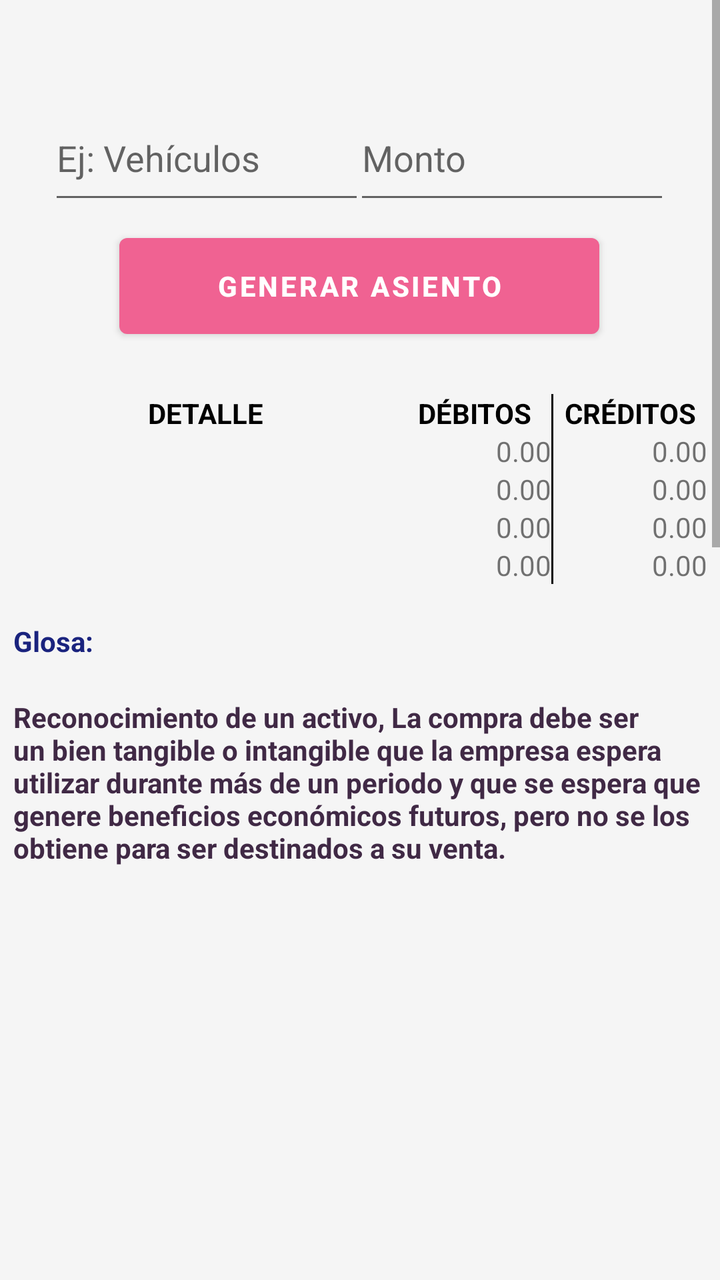
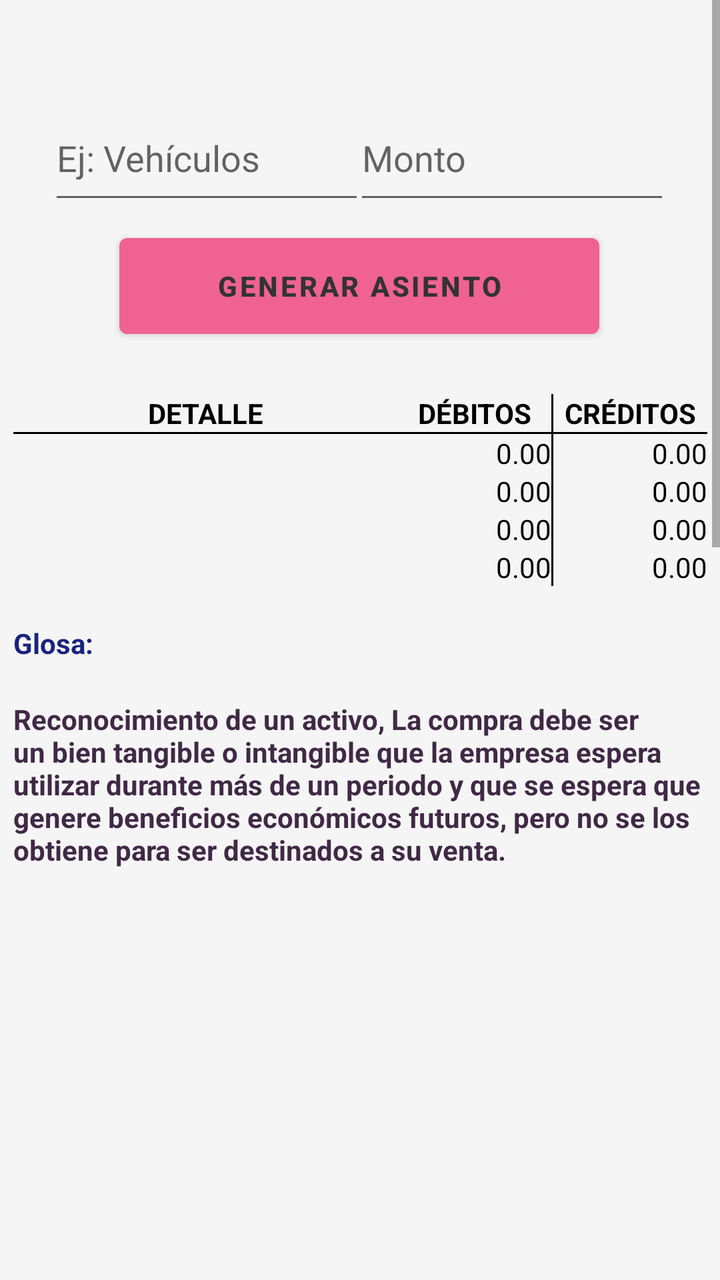

The first picture is an Android layout as it rendered before a commit; the second is the same layout after the commit. The layout source and the unified diff follow.
<!-- AndroidManifest.xml: application theme Theme.ContabilidadBasicaBolivia -->
<!-- res/layout/activity_compra_activos.xml -->
<?xml version="1.0" encoding="utf-8"?>
<ScrollView
    xmlns:android="http://schemas.android.com/apk/res/android"
    xmlns:app="http://schemas.android.com/apk/res-auto"
    xmlns:tools="http://schemas.android.com/tools"
    android:layout_width="match_parent"
    android:layout_height="match_parent"
    android:background="#F5F5F5"
    tools:context="com.datos.contabilidadbasicabolivia.compra_Activos">

    <androidx.constraintlayout.widget.ConstraintLayout
        android:layout_width="match_parent"
        android:layout_height="wrap_content">

        <EditText
            android:id="@+id/editTextTexto"
            android:layout_width="158dp"
            android:layout_height="59dp"
            android:layout_marginTop="48dp"
            android:ems="10"
            android:hint="Ej: Vehículos"
            android:inputType="text"
            android:textColor="@color/black"
            app:layout_constraintEnd_toEndOf="parent"
            app:layout_constraintHorizontal_bias="0.121"
            app:layout_constraintStart_toStartOf="parent"
            app:layout_constraintTop_toTopOf="parent" />

        <EditText
            android:id="@+id/editTextNumber1"
            android:layout_width="158dp"
            android:layout_height="59dp"
            android:layout_marginTop="48dp"
            android:ems="10"
            android:hint="Monto"
            android:inputType="text"
            android:textColor="@color/black"
            app:layout_constraintBottom_toTopOf="@+id/button"
            app:layout_constraintEnd_toEndOf="parent"
            app:layout_constraintHorizontal_bias="0.877"
            app:layout_constraintStart_toStartOf="parent"
            app:layout_constraintTop_toTopOf="parent"
            app:layout_constraintVertical_bias="0.0" />

        <Button
            android:id="@+id/button"
            android:layout_width="240dp"
            android:layout_height="60dp"
            android:layout_marginTop="6dp"
            android:onClick="Generar"
            android:text="Generar Asiento"
            android:textStyle="bold"
            android:textColor="#ffffff"
            android:theme="@style/button"
            app:layout_constraintEnd_toEndOf="parent"
            app:layout_constraintHorizontal_bias="0.497"
            app:layout_constraintStart_toStartOf="parent"
            app:layout_constraintTop_toBottomOf="@+id/editTextTexto" />

        <TableLayout
            android:layout_width="347dp"
            android:layout_height="1300dp"
            android:layout_marginTop="24dp"
            app:layout_constraintBottom_toBottomOf="parent"
            app:layout_constraintEnd_toEndOf="parent"
            app:layout_constraintStart_toStartOf="parent"
            app:layout_constraintTop_toBottomOf="@+id/button"
            app:layout_constraintVertical_bias="0.0">
            <TableRow
                android:layout_width="match_parent"
                android:layout_height="wrap_content">

                <TextView
                    android:id="@+id/textView1"
                    android:layout_width="0dp"
                    android:layout_height="wrap_content"
                    android:layout_weight="2.5"
                    android:gravity="center"
                    android:text="DETALLE"
                    android:textColor="#000000"
                    android:textStyle="bold" />

                <TextView
                    android:id="@+id/textView2"
                    android:layout_width="0dp"
                    android:layout_height="wrap_content"
                    android:layout_weight="1"
                    android:gravity="center"
                    android:textColor="#000000"
                    android:text="DÉBITOS"
                    android:textStyle="bold" />


                <View
                    android:layout_width="1dp"
                    android:layout_height="match_parent"
                    android:background="#000000" />

                <TextView
                    android:id="@+id/textView3"
                    android:layout_width="0dp"
                    android:layout_height="wrap_content"
                    android:layout_weight="1"
                    android:gravity="center"
                    android:textColor="#000000"
                    android:text="CRÉDITOS"
                    android:textStyle="bold" />
            </TableRow>

            <TableRow
                android:layout_width="match_parent"
                android:layout_height="wrap_content">


                <TextView
                    android:id="@+id/espacioletras1"
                    android:layout_width="0dp"
                    android:layout_height="wrap_content"
                    android:layout_weight="2.5"
                    android:fontFamily="@font/sriracha"
                    android:text="" />

                <TextView
                    android:id="@+id/espacio_01"
                    android:layout_width="0dp"
                    android:layout_height="wrap_content"
                    android:layout_weight="1"
                    android:gravity="right"
                    android:text="0.00" />

                <View
                    android:layout_width="1dp"
                    android:layout_height="match_parent"
                    android:background="#000000" />

                <TextView
                    android:id="@+id/espacio_02"
                    android:layout_width="0dp"
                    android:layout_height="wrap_content"
                    android:layout_weight="1"
                    android:gravity="right"
                    android:text="0.00" />
            </TableRow>

            <TableRow
                android:layout_width="match_parent"
                android:layout_height="wrap_content">

                <TextView
                    android:id="@+id/espacioliteral2"
                    android:layout_width="0dp"
                    android:fontFamily="@font/sriracha"
                    android:layout_height="wrap_content"
                    android:layout_weight="2.5"
                    android:text="" />

                <TextView
                    android:id="@+id/espacio_03"
                    android:layout_width="0dp"
                    android:layout_height="wrap_content"
                    android:layout_weight="1"
                    android:gravity="right"
                    android:text="0.00" />

                <View
                    android:layout_width="1dp"
                    android:layout_height="match_parent"
                    android:background="#000000" />

                <TextView
                    android:id="@+id/espacio_04"
                    android:layout_width="0dp"
                    android:layout_height="wrap_content"
                    android:layout_weight="1"
                    android:gravity="right"
                    android:text="0.00" />
            </TableRow>

            <TableRow
                android:layout_width="match_parent"
                android:layout_height="wrap_content">

                <TextView
                    android:id="@+id/espacioliteral3"
                    android:layout_width="0dp"
                    android:layout_height="wrap_content"
                    android:layout_weight="2.5"
                    android:fontFamily="@font/sriracha"
                    android:text="" />

                <TextView
                    android:id="@+id/espacio_05"
                    android:layout_width="0dp"
                    android:layout_height="wrap_content"
                    android:layout_weight="1"
                    android:gravity="right"
                    android:text="0.00" />

                <View
                    android:layout_width="1dp"
                    android:layout_height="match_parent"
                    android:background="#000000" />

                <TextView
                    android:id="@+id/espacio_06"
                    android:layout_width="0dp"
                    android:layout_height="wrap_content"
                    android:layout_weight="1"
                    android:gravity="right"
                    android:text="0.00" />
            </TableRow>

            <TableRow
                android:layout_width="match_parent"
                android:layout_height="wrap_content">

                <TextView
                    android:id="@+id/textView32"
                    android:layout_width="0dp"
                    android:layout_height="wrap_content"
                    android:layout_weight="2.5"
                    android:fontFamily="@font/sriracha"
                    android:text="" />

                <TextView
                    android:id="@+id/espacio_07"
                    android:layout_width="0dp"
                    android:layout_height="wrap_content"
                    android:layout_weight="1"
                    android:gravity="right"
                    android:text="0.00" />

                <View
                    android:layout_width="1dp"
                    android:layout_height="match_parent"
                    android:background="#000000" />

                <TextView
                    android:id="@+id/espacio_08"
                    android:layout_width="0dp"
                    android:layout_height="wrap_content"
                    android:layout_weight="1"
                    android:gravity="right"
                    android:text="0.00" />
            </TableRow>

            <TableRow
                android:layout_width="match_parent"
                android:layout_height="wrap_content">

                <TextView
                    android:id="@+id/glosanull"
                    android:layout_width="0dp"
                    android:layout_height="wrap_content"
                    android:layout_weight="2.5"
                    android:textStyle="bold" />
            </TableRow>

            <TableRow
                android:id="@+id/tableRow"
                android:layout_width="match_parent"
                android:layout_height="wrap_content">

                <TextView
                    android:id="@+id/glosa_01"
                    android:layout_width="0dp"
                    android:layout_height="wrap_content"
                    android:layout_weight="2.5"
                    android:maxLines="11"
                    android:text="Glosa:"
                    android:textColor="#1A237E"
                    android:textStyle="bold" />
            </TableRow>

            <TableRow
                android:layout_width="match_parent"
                android:layout_height="wrap_content">

                <TextView
                    android:id="@+id/glosanull2"
                    android:layout_width="0dp"
                    android:layout_height="wrap_content"
                    android:layout_weight="2.5"
                    android:textStyle="bold" />
            </TableRow>

            <TableRow
                android:layout_width="match_parent"
                android:layout_height="wrap_content">

                <TextView
                    android:id="@+id/informacion"
                    android:layout_width="0dp"
                    android:layout_height="wrap_content"
                    android:layout_weight="2.5"
                    android:maxLines="11"
                    android:text="Reconocimiento de un activo, La compra debe ser un bien tangible o intangible que la empresa espera utilizar durante más de un periodo y que se espera que genere beneficios económicos futuros, pero no se los obtiene para ser destinados a su venta."
                    android:textColor="#402945"
                    android:textStyle="bold" />
            </TableRow>

            <TableRow
                android:layout_width="match_parent"
                android:layout_height="wrap_content">

                <TextView
                    android:id="@+id/notanull"
                    android:layout_width="0dp"
                    android:layout_height="wrap_content"
                    android:layout_weight="2.5"
                    android:textStyle="bold" />
            </TableRow>

            <TableRow
                android:layout_width="match_parent"
                android:layout_height="wrap_content">

                <TextView
                    android:id="@+id/nota1"
                    android:layout_width="0dp"
                    android:layout_height="wrap_content"
                    android:layout_weight="2.5"
                    android:maxLines="11"
                    android:textColor="#FF0000"
                    android:textStyle="bold" />
            </TableRow>

            <TableRow
                android:layout_width="match_parent"
                android:layout_height="wrap_content">

                <TextView
                    android:id="@+id/notanull1"
                    android:layout_width="0dp"
                    android:layout_height="wrap_content"
                    android:layout_weight="2.5"
                    android:textColor="#402945"
                    android:textStyle="bold" />
            </TableRow>

            <TableRow
                android:layout_width="match_parent"
                android:layout_height="wrap_content">

                <TextView
                    android:id="@+id/nota2"
                    android:layout_width="0dp"
                    android:layout_height="wrap_content"
                    android:layout_weight="2.5"
                    android:maxLines="11"
                    android:textColor="#402945"
                    android:textStyle="bold" />
            </TableRow>

            <TableRow
                android:layout_width="match_parent"
                android:layout_height="wrap_content">

                <TextView
                    android:id="@+id/nota3"
                    android:layout_width="0dp"
                    android:layout_height="wrap_content"
                    android:layout_weight="2.5"
                    android:maxLines="11"
                    android:textColor="#402945"
                    android:textStyle="bold" />
            </TableRow>

            <TableRow
                android:layout_width="match_parent"
                android:layout_height="wrap_content">

                <TextView
                    android:layout_width="0dp"
                    android:layout_height="wrap_content"
                    android:layout_weight="2.5"
                    android:maxLines="6"
                    android:textColor="#402945"
                    android:textStyle="bold" />
            </TableRow>

            <TableRow
                android:layout_width="match_parent"
                android:layout_height="wrap_content">

                <TextView
                    android:id="@+id/nota4"
                    android:layout_width="0dp"
                    android:layout_height="wrap_content"
                    android:layout_weight="2.5"
                    android:maxLines="6"
                    android:textColor="#402945"
                    android:textStyle="bold" />
            </TableRow>

            <TableRow
                android:layout_width="match_parent"
                android:layout_height="wrap_content">

                <TextView
                    android:layout_width="0dp"
                    android:layout_height="wrap_content"
                    android:layout_weight="2.5"
                    android:maxLines="11"
                    android:textColor="#402945"
                    android:textStyle="bold" />
            </TableRow>

            <TableRow
                android:layout_width="match_parent"
                android:layout_height="wrap_content">

                <TextView
                    android:id="@+id/nota5"
                    android:layout_width="0dp"
                    android:layout_height="wrap_content"
                    android:layout_weight="2.5"
                    android:maxLines="11"
                    android:textColor="#402945"
                    android:textStyle="bold" />
            </TableRow>

            <TableRow
                android:layout_width="match_parent"
                android:layout_height="wrap_content">

                <TextView
                    android:layout_width="0dp"
                    android:layout_height="wrap_content"
                    android:layout_weight="2.5"
                    android:maxLines="6"
                    android:textColor="#402945"
                    android:textStyle="bold" />
            </TableRow>

            <TableRow
                android:layout_width="match_parent"
                android:layout_height="wrap_content">

                <TextView
                    android:layout_width="0dp"
                    android:layout_height="wrap_content"
                    android:layout_weight="2.5"
                    android:maxLines="6"
                    android:textColor="#402945"
                    android:textStyle="bold" />
            </TableRow>

            <TableRow
                android:layout_width="match_parent"
                android:layout_height="wrap_content">

                <TextView
                    android:layout_width="0dp"
                    android:layout_height="wrap_content"
                    android:layout_weight="2.5"
                    android:maxLines="6"
                    android:textColor="#402945"
                    android:textStyle="bold" />
            </TableRow>

            <TableRow
                android:layout_width="match_parent"
                android:layout_height="wrap_content">

                <TextView
                    android:layout_width="0dp"
                    android:layout_height="wrap_content"
                    android:layout_weight="2.5"
                    android:maxLines="6"
                    android:textColor="#402945"
                    android:textStyle="bold" />
            </TableRow>

            <TableRow
                android:layout_width="match_parent"
                android:layout_height="wrap_content">

                <TextView
                    android:layout_width="0dp"
                    android:layout_height="wrap_content"
                    android:layout_weight="2.5"
                    android:maxLines="6"
                    android:textColor="#402945"
                    android:textStyle="bold" />
            </TableRow>

            <TableRow
                android:layout_width="match_parent"
                android:layout_height="wrap_content">

                <TextView
                    android:layout_width="0dp"
                    android:layout_height="wrap_content"
                    android:layout_weight="2.5"
                    android:maxLines="6"
                    android:textColor="#402945"
                    android:textStyle="bold" />
            </TableRow>

            <TableRow
                android:layout_width="match_parent"
                android:layout_height="wrap_content">

                <TextView
                    android:layout_width="0dp"
                    android:layout_height="wrap_content"
                    android:layout_weight="2.5"
                    android:maxLines="6"
                    android:textColor="#402945"
                    android:textStyle="bold" />
            </TableRow>


        </TableLayout>
    </androidx.constraintlayout.widget.ConstraintLayout>
</ScrollView>
<!-- resources referenced by this layout -->
<resources>
  <color name="black">#FF000000</color>
  <style name="button" parent="Theme.AppCompat.Light.NoActionBar">
          <item name="colorPrimary">@color/pink</item>
          <item name="colorPrimaryVariant">@color/lightGray</item>
          <item name="android:textColorPrimary">@color/navy</item>
          <item name="android:statusBarColor">@color/darkGreen</item>
      </style>
  <style name="Theme.ContabilidadBasicaBolivia" parent="Base.Theme.ContabilidadBasicaBolivia" />
  <color name="pink">#F06292</color>
  <color name="lightGray">#D3D3D3</color>
  <color name="navy">#000080</color>
  <color name="darkGreen">#006400</color>
  <style name="Base.Theme.ContabilidadBasicaBolivia" parent="Theme.MaterialComponents.DayNight.NoActionBar">
          
          
          <item name="colorPrimary">@color/white</item>
          <item name="colorPrimaryVariant">@color/black</item>
          <item name="android:textColorPrimary">@color/white</item>
          <item name="android:statusBarColor">@color/red</item>
  
      </style>
  <color name="white">#FFFFFFFF</color>
  <color name="red">#5DC1B9</color>
</resources>

<!-- the commit's change to res/layout/activity_compra_activos.xml (unified diff, before → after) -->
@@ -5,12 +5,12 @@
     xmlns:tools="http://schemas.android.com/tools"
     android:layout_width="match_parent"
     android:layout_height="match_parent"
-    android:background="#F5F5F5"
     tools:context="com.datos.contabilidadbasicabolivia.compra_Activos">
 
     <androidx.constraintlayout.widget.ConstraintLayout
         android:layout_width="match_parent"
-        android:layout_height="wrap_content">
+        android:layout_height="wrap_content"
+        android:background="#F5F5F5">
 
         <EditText
             android:id="@+id/editTextTexto"
@@ -50,7 +50,7 @@
             android:onClick="Generar"
             android:text="Generar Asiento"
             android:textStyle="bold"
-            android:textColor="#ffffff"
+            android:textColor="#333333"
             android:theme="@style/button"
             app:layout_constraintEnd_toEndOf="parent"
             app:layout_constraintHorizontal_bias="0.497"
@@ -90,7 +90,6 @@
                     android:text="DÉBITOS"
                     android:textStyle="bold" />
 
-
                 <View
                     android:layout_width="1dp"
                     android:layout_height="match_parent"
@@ -107,6 +106,11 @@
                     android:textStyle="bold" />
             </TableRow>
 
+            <View
+                android:layout_width="match_parent"
+                android:layout_height="1dp"
+                android:background="#000000" />
+
             <TableRow
                 android:layout_width="match_parent"
                 android:layout_height="wrap_content">
@@ -118,6 +122,7 @@
                     android:layout_height="wrap_content"
                     android:layout_weight="2.5"
                     android:fontFamily="@font/sriracha"
+                    android:textColor="@color/black"
                     android:text="" />
 
                 <TextView
@@ -126,6 +131,7 @@
                     android:layout_height="wrap_content"
                     android:layout_weight="1"
                     android:gravity="right"
+                    android:textColor="@color/black"
                     android:text="0.00" />
 
                 <View
@@ -139,6 +145,7 @@
                     android:layout_height="wrap_content"
                     android:layout_weight="1"
                     android:gravity="right"
+                    android:textColor="@color/black"
                     android:text="0.00" />
             </TableRow>
 
@@ -152,6 +159,7 @@
                     android:fontFamily="@font/sriracha"
                     android:layout_height="wrap_content"
                     android:layout_weight="2.5"
+                    android:textColor="@color/black"
                     android:text="" />
 
                 <TextView
@@ -160,6 +168,7 @@
                     android:layout_height="wrap_content"
                     android:layout_weight="1"
                     android:gravity="right"
+                    android:textColor="@color/black"
                     android:text="0.00" />
 
                 <View
@@ -173,6 +182,7 @@
                     android:layout_height="wrap_content"
                     android:layout_weight="1"
                     android:gravity="right"
+                    android:textColor="@color/black"
                     android:text="0.00" />
             </TableRow>
 
@@ -186,6 +196,7 @@
                     android:layout_height="wrap_content"
                     android:layout_weight="2.5"
                     android:fontFamily="@font/sriracha"
+                    android:textColor="@color/black"
                     android:text="" />
 
                 <TextView
@@ -194,6 +205,7 @@
                     android:layout_height="wrap_content"
                     android:layout_weight="1"
                     android:gravity="right"
+                    android:textColor="@color/black"
                     android:text="0.00" />
 
                 <View
@@ -207,6 +219,7 @@
                     android:layout_height="wrap_content"
                     android:layout_weight="1"
                     android:gravity="right"
+                    android:textColor="@color/black"
                     android:text="0.00" />
             </TableRow>
 
@@ -220,6 +233,7 @@
                     android:layout_height="wrap_content"
                     android:layout_weight="2.5"
                     android:fontFamily="@font/sriracha"
+                    android:textColor="@color/black"
                     android:text="" />
 
                 <TextView
@@ -228,6 +242,7 @@
                     android:layout_height="wrap_content"
                     android:layout_weight="1"
                     android:gravity="right"
+                    android:textColor="@color/black"
                     android:text="0.00" />
 
                 <View
@@ -241,6 +256,7 @@
                     android:layout_height="wrap_content"
                     android:layout_weight="1"
                     android:gravity="right"
+                    android:textColor="@color/black"
                     android:text="0.00" />
             </TableRow>
 
